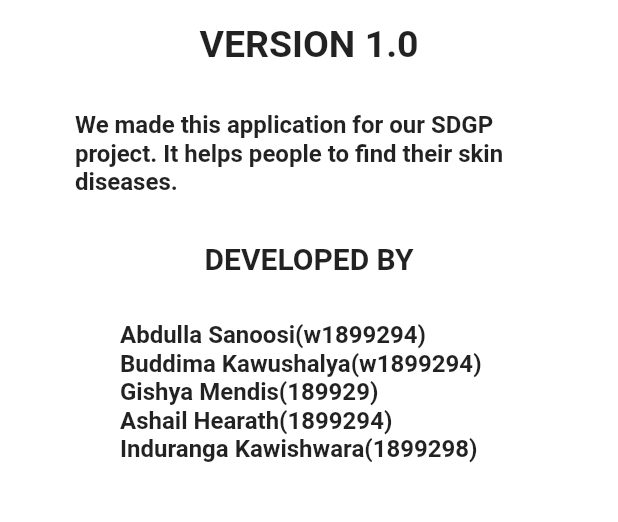
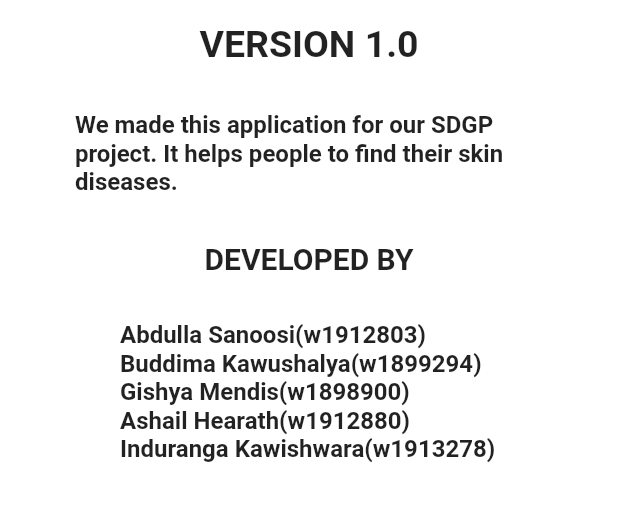
Before and after one commit to AbdullahSanoosi/DermaDX, a Flutter app: the Myaboutus screen opened directly, on a phone screen of 412 x 824 dp, the part 561-1083 px from its top. Run offline on Flutter 3.47's test engine with Material 2 defaults, Android fonts, the phone set to English and light mode, and no system bars; our stand-ins replace camera, cloud_firestore, firebase_auth, firebase_core, image_cropper, image_picker; accounts and stored records are empty; project files that could hold a hidden picture were left out.

Commit message:
Update About-us.dart

```diff
--- a/lib/About-us.dart
+++ b/lib/About-us.dart
@@ -64,7 +64,7 @@ class Myaboutus extends StatelessWidget {
             const Padding(
               padding: EdgeInsets.symmetric(horizontal: 80.0),
               child: Text(
-                'Abdulla Sanoosi(w1899294)  Buddima Kawushalya(w1899294)  Gishya Mendis(189929)              Ashail Hearath(1899294)  Induranga Kawishwara(1899298)',
+                'Abdulla Sanoosi(w1912803)  Buddima Kawushalya(w1899294)  Gishya Mendis(w1898900)            Ashail Hearath(w1912880) Induranga Kawishwara(w1913278)',
                 style: TextStyle(fontWeight: FontWeight.bold, fontSize: 16),
               ),
             ),
```
